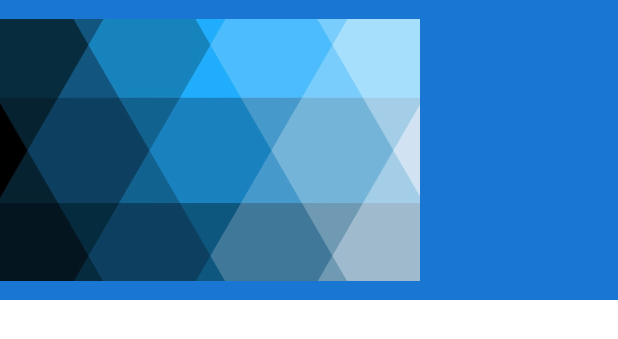
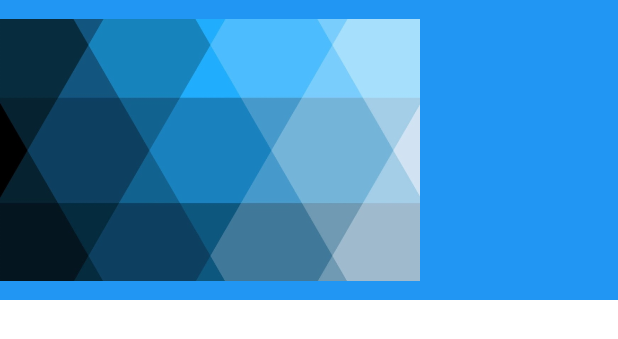
Before and after one commit to NishantRaj/ISM-Shuttle, an Android app: the layout fragment_navigation_drawer.xml on its own in the app's theme, with its tools: preview values and no code run, on a phone screen of 412 x 824 dp. Shown: the top 339 px of the screen. Run offline under Robolectric (Android 15) with nearby library versions, the phone set to English and light mode, and no system bars.

Commit message:
Menu modified

```diff
--- a/app/build.gradle
+++ b/app/build.gradle
@@ -2,7 +2,7 @@ apply plugin: 'com.android.application'
 
 android {
     compileSdkVersion 22
-    buildToolsVersion "23.0.0 rc3"
+    buildToolsVersion "22.0.1"
 
     defaultConfig {
         applicationId "com.randomsegment.apn.ismshuttle"
--- a/app/src/main/res/layout/activity_main_appbar.xml
+++ b/app/src/main/res/layout/activity_main_appbar.xml
@@ -31,7 +31,7 @@
         <android.support.v7.widget.RecyclerView
             android:id="@+id/RecyclerView"
             android:elevation="10dp"
-            android:layout_width="320dp"
+            android:layout_width="280dp"
             android:layout_height="match_parent"
             android:layout_gravity="left"
             android:background="#FFFFFF"
--- a/app/src/main/res/layout/item_row.xml
+++ b/app/src/main/res/layout/item_row.xml
@@ -1,6 +1,6 @@
 <?xml version="1.0" encoding="utf-8"?>
 <LinearLayout xmlns:android="http://schemas.android.com/apk/res/android"
-    android:layout_width="wrap_content"
+    android:layout_width="match_parent"
     android:paddingTop="8dp"
     android:paddingBottom="8dp"
     android:layout_height="wrap_content"
--- a/app/src/main/res/values/colors.xml
+++ b/app/src/main/res/values/colors.xml
@@ -1,8 +1,8 @@
 <?xml version="1.0" encoding="utf-8"?>
 <resources>
-    <color name="primaryColor">#1976D2</color>
-    <color name="primaryColorDark">#1565C0</color>
-    <color name="accentColor">#d63000</color>
+    <color name="primaryColor">#2196F3</color>
+    <color name="primaryColorDark">#1976D2</color>
+    <color name="accentColor">#FF5252</color>
     <color name="button_color">#232323</color>
 
 </resources>
```
Also changed, not shown: 2 other files.
